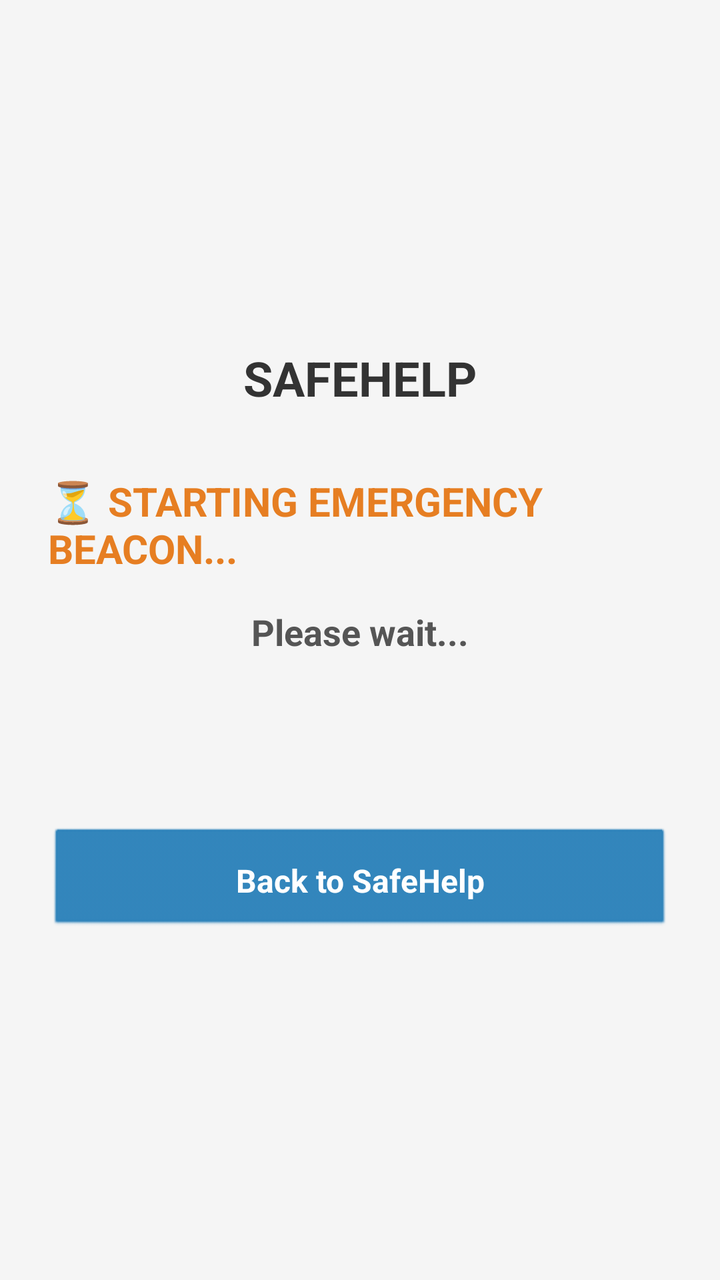
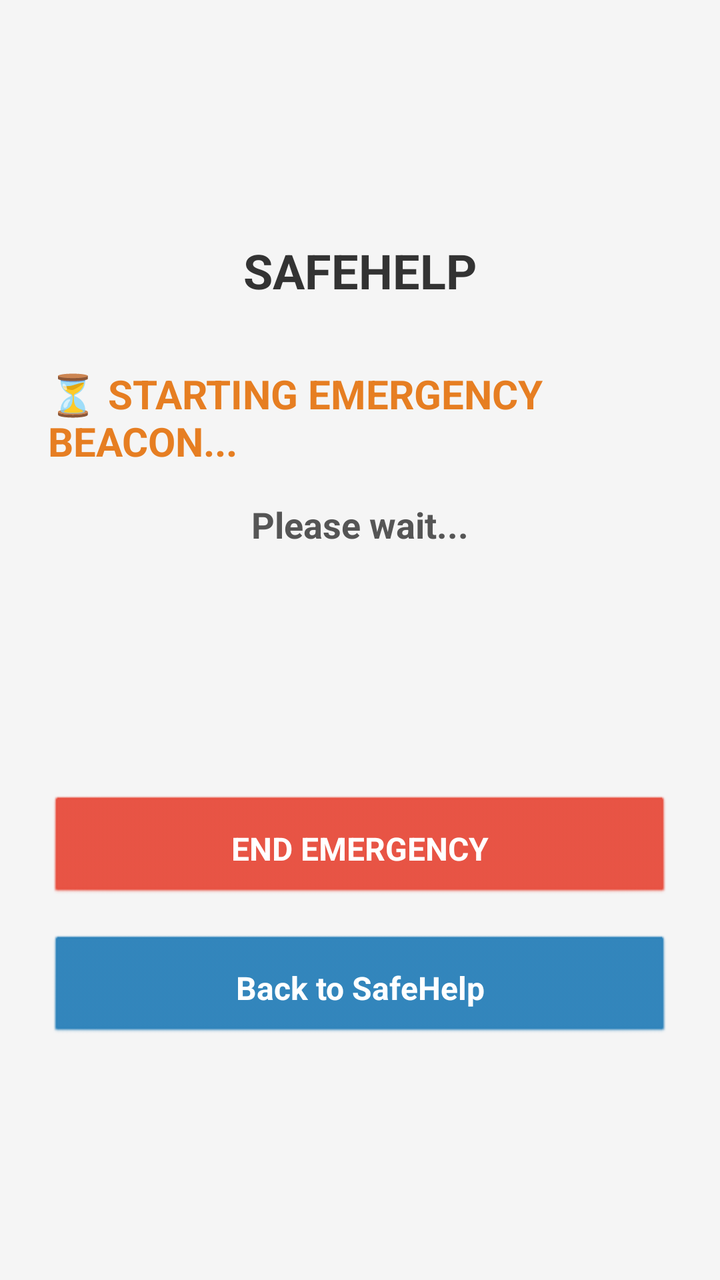

Compare the two renders of this Android layout. The source of the first and the diff that turns it into the second are given below.
<!-- AndroidManifest.xml: application theme android:Theme.Translucent.NoTitleBar -->
<!-- res/layout/activity_emergency.xml -->
<?xml version="1.0" encoding="utf-8"?>
<LinearLayout xmlns:android="http://schemas.android.com/apk/res/android"
    android:layout_width="match_parent"
    android:layout_height="match_parent"
    android:orientation="vertical"
    android:gravity="center"
    android:padding="24dp"
    android:background="#f5f5f5">

    <TextView
        android:layout_width="wrap_content"
        android:layout_height="wrap_content"
        android:text="SAFEHELP"
        android:textSize="24sp"
        android:textStyle="bold"
        android:textColor="#333333"
        android:layout_marginBottom="32dp"/>

    <TextView
        android:id="@+id/tv_emergency_title"
        android:layout_width="wrap_content"
        android:layout_height="wrap_content"
        android:text="⏳ STARTING EMERGENCY BEACON..."
        android:textSize="20sp"
        android:textStyle="bold"
        android:textColor="#e67e22"
        android:layout_marginBottom="16dp"/>

    <TextView
        android:id="@+id/tv_emergency_status"
        android:layout_width="wrap_content"
        android:layout_height="wrap_content"
        android:text="Please wait..."
        android:textSize="18sp"
        android:textStyle="bold"
        android:textColor="#555555"
        android:layout_marginBottom="8dp"/>

    <TextView
        android:id="@+id/tv_emergency_id"
        android:layout_width="wrap_content"
        android:layout_height="wrap_content"
        android:text=""
        android:textSize="22sp"
        android:textStyle="bold"
        android:letterSpacing="0.2"
        android:textColor="#c0392b"
        android:layout_marginBottom="48dp"/>

    <Button
        android:id="@+id/btn_back_to_app"
        android:layout_width="match_parent"
        android:layout_height="wrap_content"
        android:padding="16dp"
        android:backgroundTint="#2980b9"
        android:textColor="#ffffff"
        android:text="Back to SafeHelp"
        android:textStyle="bold"
        android:textSize="16sp" />
</LinearLayout>
<!-- resources referenced by this layout -->
<resources>

</resources>

<!-- the commit's change to res/layout/activity_emergency.xml (unified diff, before → after) -->
@@ -45,7 +45,29 @@
         android:textStyle="bold"
         android:letterSpacing="0.2"
         android:textColor="#c0392b"
+        android:layout_marginBottom="16dp"/>
+
+    <TextView
+        android:id="@+id/tv_emergency_timestamp"
+        android:layout_width="wrap_content"
+        android:layout_height="wrap_content"
+        android:text=""
+        android:textSize="16sp"
+        android:textStyle="bold"
+        android:textColor="#555555"
         android:layout_marginBottom="48dp"/>
+
+    <Button
+        android:id="@+id/btn_end_emergency"
+        android:layout_width="match_parent"
+        android:layout_height="wrap_content"
+        android:padding="16dp"
+        android:backgroundTint="#e74c3c"
+        android:textColor="#ffffff"
+        android:text="END EMERGENCY"
+        android:textStyle="bold"
+        android:textSize="16sp"
+        android:layout_marginBottom="16dp"/>
 
     <Button
         android:id="@+id/btn_back_to_app"
